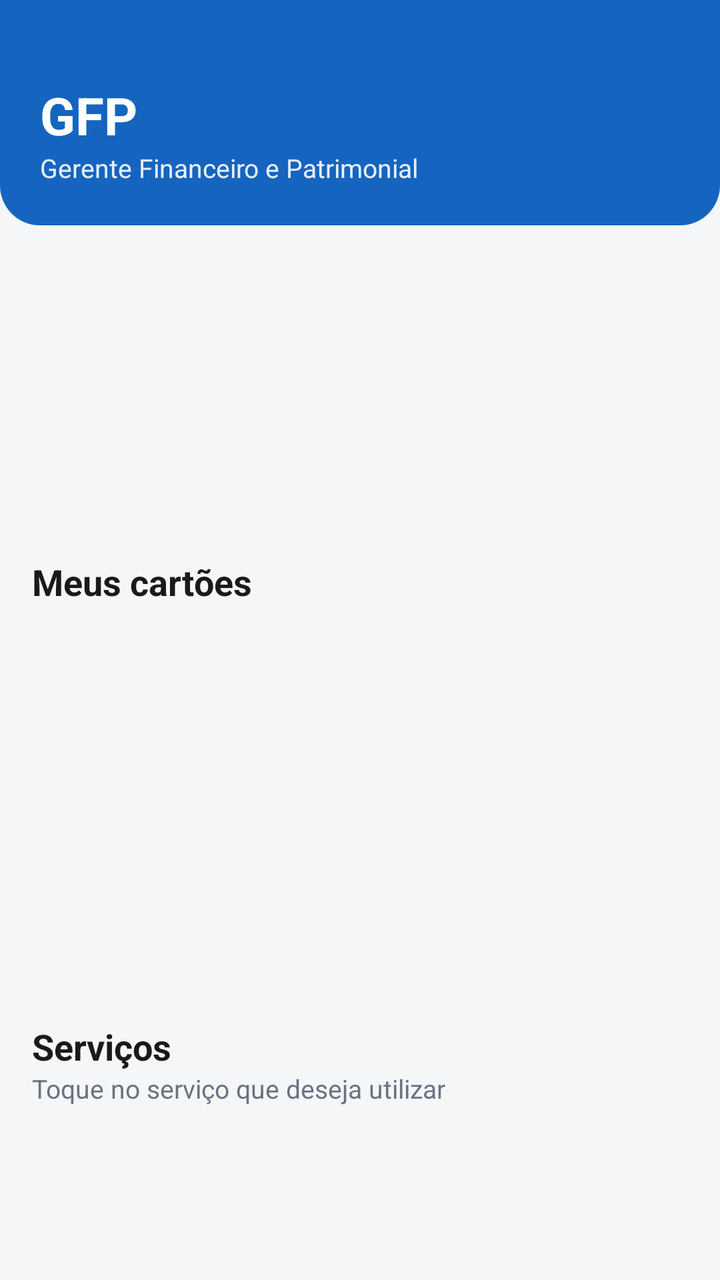
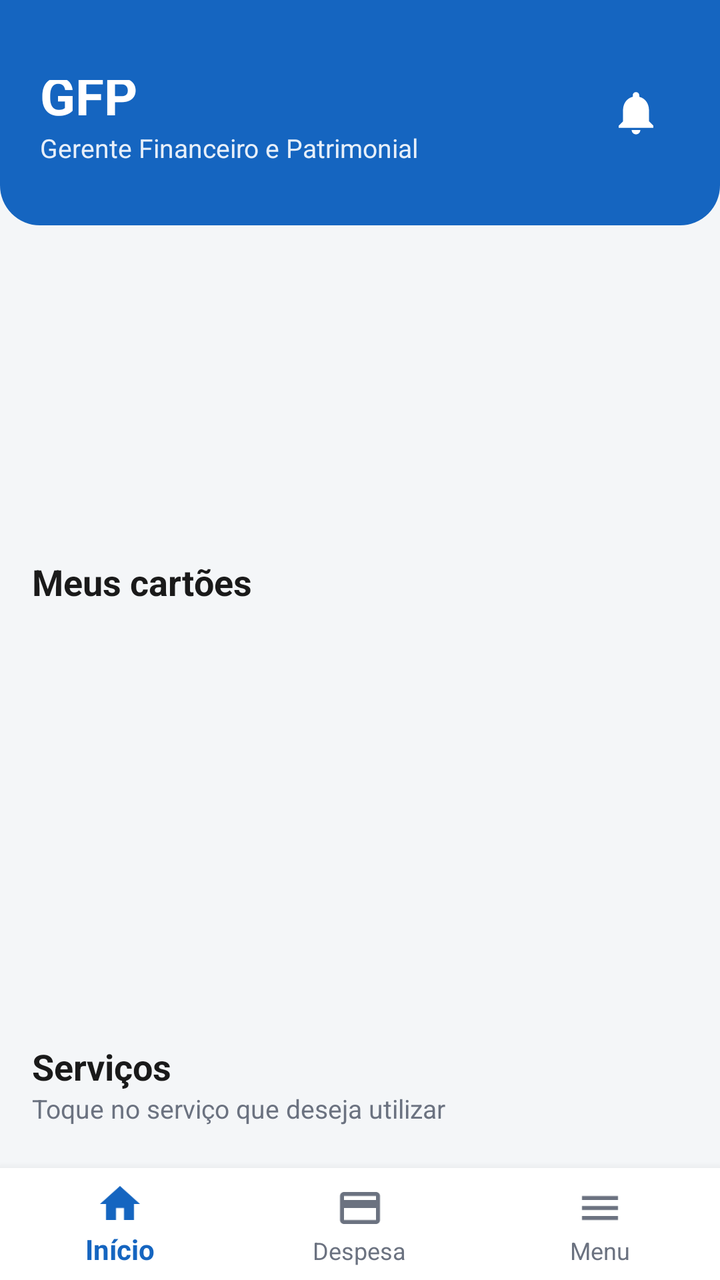

Screens rendered from an Android XML layout before and after an edit, with the pre-edit source and the edit as a unified diff.
<!-- AndroidManifest.xml: activity theme Theme.ColetorNotificacao.NoActionBar -->
<!-- res/layout/activity_main.xml -->
<?xml version="1.0" encoding="utf-8"?>
<androidx.core.widget.NestedScrollView
    xmlns:android="http://schemas.android.com/apk/res/android"
    xmlns:app="http://schemas.android.com/apk/res-auto"
    android:layout_width="match_parent"
    android:layout_height="match_parent"
    android:background="@color/gfp_bg"
    android:fillViewport="true">

    <LinearLayout
        android:layout_width="match_parent"
        android:layout_height="wrap_content"
        android:orientation="vertical">

        
        <LinearLayout
            android:layout_width="match_parent"
            android:layout_height="wrap_content"
            android:orientation="vertical"
            android:background="@drawable/bg_header"
            android:paddingTop="40dp"
            android:paddingBottom="20dp"
            android:paddingHorizontal="20dp">

            <TextView
                android:layout_width="wrap_content"
                android:layout_height="wrap_content"
                android:text="GFP"
                android:textColor="@color/gfp_on_primary"
                android:textSize="26sp"
                android:textStyle="bold"/>

            <TextView
                android:layout_width="wrap_content"
                android:layout_height="wrap_content"
                android:text="Gerente Financeiro e Patrimonial"
                android:textColor="@color/gfp_on_primary"
                android:textSize="13sp"
                android:alpha="0.9"/>
        </LinearLayout>

        
        <androidx.viewpager2.widget.ViewPager2
            android:id="@+id/bannerPager"
            android:layout_width="match_parent"
            android:layout_height="130dp"
            android:layout_marginTop="16dp"/>

        
        <TextView
            android:layout_width="wrap_content"
            android:layout_height="wrap_content"
            android:text="Meus cartões"
            android:textColor="@color/gfp_text"
            android:textSize="18sp"
            android:textStyle="bold"
            android:layout_marginTop="20dp"
            android:layout_marginHorizontal="16dp"/>

        <androidx.viewpager2.widget.ViewPager2
            android:id="@+id/cardPager"
            android:layout_width="match_parent"
            android:layout_height="180dp"
            android:layout_marginTop="8dp"/>

        
        <TextView
            android:layout_width="wrap_content"
            android:layout_height="wrap_content"
            android:text="Serviços"
            android:textColor="@color/gfp_text"
            android:textSize="18sp"
            android:textStyle="bold"
            android:layout_marginTop="20dp"
            android:layout_marginHorizontal="16dp"/>

        <TextView
            android:layout_width="wrap_content"
            android:layout_height="wrap_content"
            android:text="Toque no serviço que deseja utilizar"
            android:textColor="@color/gfp_text_muted"
            android:textSize="13sp"
            android:layout_marginHorizontal="16dp"
            android:layout_marginBottom="8dp"/>

        <androidx.recyclerview.widget.RecyclerView
            android:id="@+id/servicesGrid"
            android:layout_width="match_parent"
            android:layout_height="wrap_content"
            android:layout_marginHorizontal="10dp"
            android:layout_marginBottom="24dp"
            android:nestedScrollingEnabled="false"/>

    </LinearLayout>

</androidx.core.widget.NestedScrollView>
<!-- resources referenced by this layout -->
<resources>
  <color name="gfp_bg">#F4F6F8</color>
  <color name="gfp_on_primary">#FFFFFF</color>
  <color name="gfp_text">#1A1A1A</color>
  <color name="gfp_text_muted">#6B7280</color>
  <!-- drawable bg_header (drawable) -->
  <?xml version="1.0" encoding="utf-8"?>
  <shape xmlns:android="http://schemas.android.com/apk/res/android"
      android:shape="rectangle">
      <solid android:color="@color/gfp_primary"/>
      <corners
          android:bottomLeftRadius="20dp"
          android:bottomRightRadius="20dp"/>
  </shape>
  <style name="Theme.ColetorNotificacao.NoActionBar">
          <item name="windowActionBar">false</item>
          <item name="windowNoTitle">true</item>
      </style>
  <color name="gfp_primary">#1565C0</color>
</resources>

<!-- the commit's change to res/layout/activity_main.xml (unified diff, before → after) -->
@@ -1,96 +1,156 @@
 <?xml version="1.0" encoding="utf-8"?>
-<androidx.core.widget.NestedScrollView
+<LinearLayout
     xmlns:android="http://schemas.android.com/apk/res/android"
     xmlns:app="http://schemas.android.com/apk/res-auto"
     android:layout_width="match_parent"
     android:layout_height="match_parent"
-    android:background="@color/gfp_bg"
-    android:fillViewport="true">
+    android:orientation="vertical"
+    android:background="@color/gfp_bg">
 
-    <LinearLayout
+    <androidx.core.widget.NestedScrollView
         android:layout_width="match_parent"
-        android:layout_height="wrap_content"
-        android:orientation="vertical">
+        android:layout_height="0dp"
+        android:layout_weight="1"
+        android:fillViewport="true">
 
-        
         <LinearLayout
             android:layout_width="match_parent"
             android:layout_height="wrap_content"
-            android:orientation="vertical"
-            android:background="@drawable/bg_header"
-            android:paddingTop="40dp"
-            android:paddingBottom="20dp"
-            android:paddingHorizontal="20dp">
+            android:orientation="vertical">
+
+            
+            <RelativeLayout
+                android:layout_width="match_parent"
+                android:layout_height="wrap_content"
+                android:background="@drawable/bg_header"
+                android:paddingTop="40dp"
+                android:paddingBottom="20dp"
+                android:paddingHorizontal="20dp">
+
+                <LinearLayout
+                    android:layout_width="wrap_content"
+                    android:layout_height="wrap_content"
+                    android:layout_alignParentStart="true"
+                    android:layout_centerVertical="true"
+                    android:orientation="vertical">
+
+                    <TextView
+                        android:layout_width="wrap_content"
+                        android:layout_height="wrap_content"
+                        android:text="GFP"
+                        android:textColor="@color/gfp_on_primary"
+                        android:textSize="26sp"
+                        android:textStyle="bold"/>
+
+                    <TextView
+                        android:layout_width="wrap_content"
+                        android:layout_height="wrap_content"
+                        android:text="Gerente Financeiro e Patrimonial"
+                        android:textColor="@color/gfp_on_primary"
+                        android:textSize="13sp"
+                        android:alpha="0.9"/>
+                </LinearLayout>
+
+                
+                <FrameLayout
+                    android:id="@+id/btnBell"
+                    android:layout_width="44dp"
+                    android:layout_height="44dp"
+                    android:layout_alignParentEnd="true"
+                    android:layout_centerVertical="true"
+                    android:background="?attr/selectableItemBackgroundBorderless"
+                    android:clickable="true"
+                    android:focusable="true"
+                    android:contentDescription="Notificações">
+
+                    <ImageView
+                        android:layout_width="26dp"
+                        android:layout_height="26dp"
+                        android:layout_gravity="center"
+                        android:src="@drawable/ic_bell"/>
+
+                    <TextView
+                        android:id="@+id/badgeBell"
+                        android:layout_width="wrap_content"
+                        android:layout_height="wrap_content"
+                        android:layout_gravity="top|end"
+                        android:minWidth="16dp"
+                        android:paddingHorizontal="4dp"
+                        android:gravity="center"
+                        android:textSize="10sp"
+                        android:textStyle="bold"
+                        android:textColor="@color/gfp_on_primary"
+                        android:background="@drawable/bg_badge"
+                        android:visibility="gone"/>
+                </FrameLayout>
+            </RelativeLayout>
+
+            
+            <androidx.viewpager2.widget.ViewPager2
+                android:id="@+id/bannerPager"
+                android:layout_width="match_parent"
+                android:layout_height="130dp"
+                android:layout_marginTop="16dp"/>
+
+            
+            <TextView
+                android:layout_width="wrap_content"
+                android:layout_height="wrap_content"
+                android:text="Meus cartões"
+                android:textColor="@color/gfp_text"
+                android:textSize="18sp"
+                android:textStyle="bold"
+                android:layout_marginTop="20dp"
+                android:layout_marginHorizontal="16dp"/>
+
+            <androidx.viewpager2.widget.ViewPager2
+                android:id="@+id/cardPager"
+                android:layout_width="match_parent"
+                android:layout_height="190dp"
+                android:layout_marginTop="8dp"/>
+
+            
+            <TextView
+                android:layout_width="wrap_content"
+                android:layout_height="wrap_content"
+                android:text="Serviços"
+                android:textColor="@color/gfp_text"
+                android:textSize="18sp"
+                android:textStyle="bold"
+                android:layout_marginTop="20dp"
+                android:layout_marginHorizontal="16dp"/>
 
             <TextView
                 android:layout_width="wrap_content"
                 android:layout_height="wrap_content"
-                android:text="GFP"
-                android:textColor="@color/gfp_on_primary"
-                android:textSize="26sp"
-                android:textStyle="bold"/>
+                android:text="Toque no serviço que deseja utilizar"
+                android:textColor="@color/gfp_text_muted"
+                android:textSize="13sp"
+                android:layout_marginHorizontal="16dp"
+                android:layout_marginBottom="8dp"/>
 
-            <TextView
-                android:layout_width="wrap_content"
+            <androidx.recyclerview.widget.RecyclerView
+                android:id="@+id/servicesGrid"
+                android:layout_width="match_parent"
                 android:layout_height="wrap_content"
-                android:text="Gerente Financeiro e Patrimonial"
-                android:textColor="@color/gfp_on_primary"
-                android:textSize="13sp"
-                android:alpha="0.9"/>
+                android:layout_marginHorizontal="10dp"
+                android:layout_marginBottom="24dp"
+                android:nestedScrollingEnabled="false"/>
+
         </LinearLayout>
 
-        
-        <androidx.viewpager2.widget.ViewPager2
-            android:id="@+id/bannerPager"
-            android:layout_width="match_parent"
-            android:layout_height="130dp"
-            android:layout_marginTop="16dp"/>
+    </androidx.core.widget.NestedScrollView>
 
-        
-        <TextView
-            android:layout_width="wrap_content"
-            android:layout_height="wrap_content"
-            android:text="Meus cartões"
-            android:textColor="@color/gfp_text"
-            android:textSize="18sp"
-            android:textStyle="bold"
-            android:layout_marginTop="20dp"
-            android:layout_marginHorizontal="16dp"/>
+    
+    <com.google.android.material.bottomnavigation.BottomNavigationView
+        android:id="@+id/bottomNav"
+        android:layout_width="match_parent"
+        android:layout_height="wrap_content"
+        android:background="@color/gfp_card"
+        app:elevation="8dp"
+        app:labelVisibilityMode="labeled"
+        app:itemIconTint="@color/bottom_nav_item"
+        app:itemTextColor="@color/bottom_nav_item"
+        app:menu="@menu/bottom_nav_menu"/>
 
-        <androidx.viewpager2.widget.ViewPager2
-            android:id="@+id/cardPager"
-            android:layout_width="match_parent"
-            android:layout_height="180dp"
-            android:layout_marginTop="8dp"/>
-
-        
-        <TextView
-            android:layout_width="wrap_content"
-            android:layout_height="wrap_content"
-            android:text="Serviços"
-            android:textColor="@color/gfp_text"
-            android:textSize="18sp"
-            android:textStyle="bold"
-            android:layout_marginTop="20dp"
-            android:layout_marginHorizontal="16dp"/>
-
-        <TextView
-            android:layout_width="wrap_content"
-            android:layout_height="wrap_content"
-            android:text="Toque no serviço que deseja utilizar"
-            android:textColor="@color/gfp_text_muted"
-            android:textSize="13sp"
-            android:layout_marginHorizontal="16dp"
-            android:layout_marginBottom="8dp"/>
-
-        <androidx.recyclerview.widget.RecyclerView
-            android:id="@+id/servicesGrid"
-            android:layout_width="match_parent"
-            android:layout_height="wrap_content"
-            android:layout_marginHorizontal="10dp"
-            android:layout_marginBottom="24dp"
-            android:nestedScrollingEnabled="false"/>
-
-    </LinearLayout>
-
-</androidx.core.widget.NestedScrollView>
+</LinearLayout>
<!-- resource entries referenced after the edit -->
@@ -1,9 +1,17 @@
 <!-- resources referenced by this layout -->
 <resources>
   <color name="gfp_bg">#F4F6F8</color>
+  <color name="gfp_card">#FFFFFF</color>
   <color name="gfp_on_primary">#FFFFFF</color>
   <color name="gfp_text">#1A1A1A</color>
   <color name="gfp_text_muted">#6B7280</color>
+  <!-- drawable bg_badge (drawable) -->
+  <?xml version="1.0" encoding="utf-8"?>
+  <shape xmlns:android="http://schemas.android.com/apk/res/android"
+      android:shape="rectangle">
+      <solid android:color="@color/gfp_accent"/>
+      <corners android:radius="9dp"/>
+  </shape>
   <!-- drawable bg_header (drawable) -->
   <?xml version="1.0" encoding="utf-8"?>
   <shape xmlns:android="http://schemas.android.com/apk/res/android"
@@ -13,10 +21,22 @@
           android:bottomLeftRadius="20dp"
           android:bottomRightRadius="20dp"/>
   </shape>
+  <!-- drawable ic_bell (drawable) -->
+  <vector xmlns:android="http://schemas.android.com/apk/res/android"
+      android:width="24dp"
+      android:height="24dp"
+      android:viewportWidth="24"
+      android:viewportHeight="24"
+      android:tint="@color/gfp_on_primary">
+      <path
+          android:fillColor="@android:color/white"
+          android:pathData="M12,22c1.1,0 2,-0.9 2,-2h-4c0,1.1 0.89,2 2,2zM18,16v-5c0,-3.07 -1.64,-5.64 -4.5,-6.32L13.5,4c0,-0.83 -0.67,-1.5 -1.5,-1.5s-1.5,0.67 -1.5,1.5v0.68C7.63,5.36 6,7.92 6,11v5l-2,2v1h16v-1l-2,-2z"/>
+  </vector>
   <style name="Theme.ColetorNotificacao.NoActionBar">
           <item name="windowActionBar">false</item>
           <item name="windowNoTitle">true</item>
       </style>
+  <color name="gfp_accent">#E91E8C</color>
   <color name="gfp_primary">#1565C0</color>
 </resources>
 
